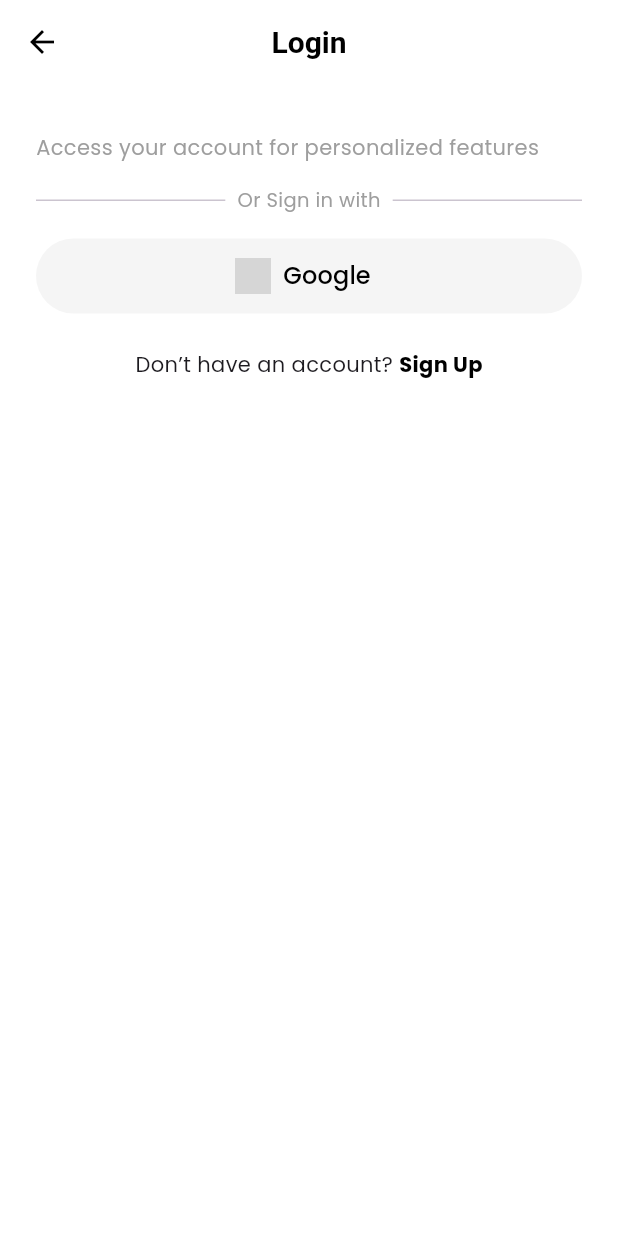
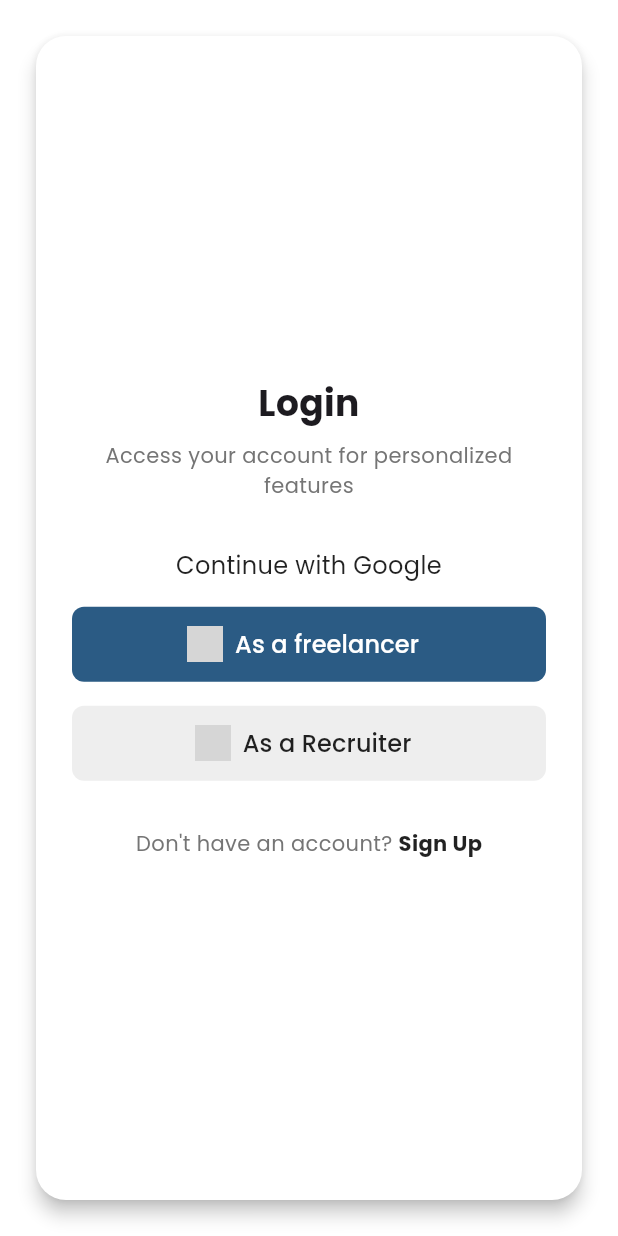
Before and after one commit to Sita2000/LocalLance, a Flutter app: the screen it shows after launch, on a phone screen of 412 x 824 dp. Run offline on Flutter 3.47's test engine with Material 3 defaults, Android fonts, the phone set to English and light mode, and no system bars; our stand-ins replace firebase_core, flutter_screenutil, google_fonts, google_maps_flutter; accounts and stored records are empty; network calls fail; grey boxes are pictures that could not be loaded.

Commit message:
Initial commit

```diff
--- a/lib/screens/job_recruiter/login_screen.dart
+++ b/lib/screens/job_recruiter/login_screen.dart
@@ -6,50 +6,68 @@ class RecruiterLoginScreen extends StatelessWidget {
 
   @override
   Widget build(BuildContext context) {
+    // Get screen dimensions for responsive layout
+    final screenSize = MediaQuery.of(context).size;
+
     return Scaffold(
       backgroundColor: Colors.white,
-      appBar: AppBar(
-        title: const Text('Login', style: TextStyle(color: Colors.black, fontSize: 20, fontWeight: FontWeight.bold)),
-        centerTitle: true,
-        backgroundColor: Colors.white,
-        elevation: 0,
-        leading: IconButton(
-          icon: const Icon(Icons.arrow_back, color: Colors.black),
-          onPressed: () => Navigator.pop(context),
-        ),
-      ),
-      body: SingleChildScrollView(
+      body: SafeArea(
+        child: SingleChildScrollView(
           child: Center(
             child: Padding(
+              padding: const EdgeInsets.all(20.0),
+              child: ConstrainedBox(
+                constraints: BoxConstraints(
+                  maxWidth: 400,
+                  minHeight: screenSize.height - 40, // Account for padding
+                ),
+                child: Card(
+                  color: Colors.white,
+                  elevation: 5,
+                  shape: RoundedRectangleBorder(
+                    borderRadius: BorderRadius.circular(20),
+                  ),
+                  child: Padding(
                     padding: const EdgeInsets.all(24.0),
-            child: SingleChildScrollView(
                     child: Column(
-                crossAxisAlignment: CrossAxisAlignment.start,
+                      mainAxisAlignment: MainAxisAlignment.center,
+                      crossAxisAlignment: CrossAxisAlignment.center,
+                      mainAxisSize: MainAxisSize.min,
                       children: [
+                        // Login title
+                        Text(
+                          'Login',
+                          style: GoogleFonts.poppins(
+                            fontSize: 24,
+                            fontWeight: FontWeight.bold,
+                          ),
+                          textAlign: TextAlign.center,
+                        ),
                         const SizedBox(height: 8),
+
+                        // Subtitle
                         Text(
-                    "Access your account for personalized features",
+                          'Access your account for personalized features',
                           style: GoogleFonts.poppins(
                             fontSize: 14,
-                      color: Colors.grey,
+                            color: Colors.grey[600],
                           ),
+                          textAlign: TextAlign.center,
                         ),
+                        const SizedBox(height: 32),
 
-                  const SizedBox(height: 16),
-                  Row(
-                    children: [
-                      const Expanded(child: Divider()),
-                      Padding(
-                        padding: const EdgeInsets.symmetric(horizontal: 8.0),
-                        child: Text(
-                          "Or Sign in with",
-                          style: GoogleFonts.poppins(fontSize: 13, color: Colors.grey),
+                        // Continue with Google text
+                        Text(
+                          'Continue with Google',
+                          style: GoogleFonts.poppins(
+                            fontSize: 16,
+                            color: Colors.black87,
                           ),
-                      ),
-                      const Expanded(child: Divider()),
-                    ],
+                          textAlign: TextAlign.center,
                         ),
                         const SizedBox(height: 16),
+
+                        // Freelancer button
                         SizedBox(
                           width: double.infinity,
                           height: 50,
@@ -58,36 +76,76 @@ class RecruiterLoginScreen extends StatelessWidget {
                             icon: Image.network(
                               'https://upload.wikimedia.org/wikipedia/commons/0/09/IOS_Google_icon.png',
                               height: 24,
+                              width: 24,
                             ),
                             label: Text(
-                        "Google",
-                        style: GoogleFonts.poppins(fontSize: 16, color: Colors.black),
+                              'As a freelancer',
+                              style: GoogleFonts.poppins(
+                                fontSize: 16,
+                                color: Colors.white,
+                              ),
                             ),
                             style: ElevatedButton.styleFrom(
-                        backgroundColor: const Color(0xFFF5F5F5),
+                              backgroundColor: const Color(0xFF2B5B84),
+                              foregroundColor: Colors.white,
                               shape: RoundedRectangleBorder(
-                          borderRadius: BorderRadius.circular(25),
+                                borderRadius: BorderRadius.circular(8),
                               ),
                               elevation: 0,
                             ),
                           ),
                         ),
-                  const SizedBox(height: 24),
+                        const SizedBox(height: 16),
+
+                        // Recruiter button
+                        SizedBox(
+                          width: double.infinity,
+                          height: 50,
+                          child: ElevatedButton.icon(
+                            onPressed: () {},
+                            icon: Image.network(
+                              'https://upload.wikimedia.org/wikipedia/commons/0/09/IOS_Google_icon.png',
+                              height: 24,
+                              width: 24,
+                            ),
+                            label: Text(
+                              'As a Recruiter',
+                              style: GoogleFonts.poppins(
+                                fontSize: 16,
+                                color: Colors.black87,
+                              ),
+                            ),
+                            style: ElevatedButton.styleFrom(
+                              backgroundColor: Colors.grey[200],
+                              foregroundColor: Colors.black,
+                              shape: RoundedRectangleBorder(
+                                borderRadius: BorderRadius.circular(8),
+                              ),
+                              elevation: 0,
+                            ),
+                          ),
+                        ),
+                        const SizedBox(height: 32),
+
+                        // Sign up text
                         Row(
                           mainAxisAlignment: MainAxisAlignment.center,
                           children: [
                             Text(
-                        "Don’t have an account? ",
-                        style: GoogleFonts.poppins(fontSize: 14),
+                              "Don't have an account? ",
+                              style: GoogleFonts.poppins(
+                                fontSize: 14,
+                                color: Colors.grey[600],
+                              ),
                             ),
                             GestureDetector(
                               onTap: () {},
                               child: Text(
-                          "Sign Up",
+                                'Sign Up',
                                 style: GoogleFonts.poppins(
                                   fontSize: 14,
                                   fontWeight: FontWeight.bold,
-                            color: Colors.black,
+                                  color: Colors.black87,
                                 ),
                               ),
                             ),
@@ -99,6 +157,9 @@ class RecruiterLoginScreen extends StatelessWidget {
                 ),
               ),
             ),
+          ),
+        ),
+      ),
     );
   }
 }
```
Also changed, not shown: 4 other files. Lines whose indentation alone changed are shown as unchanged.
